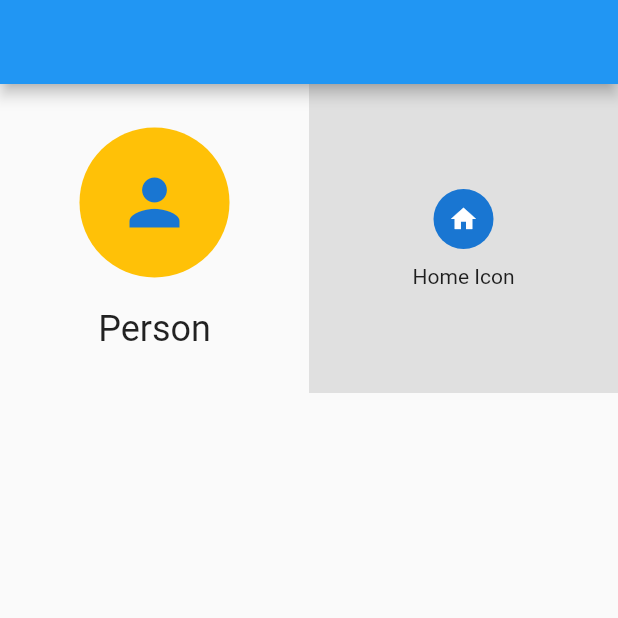
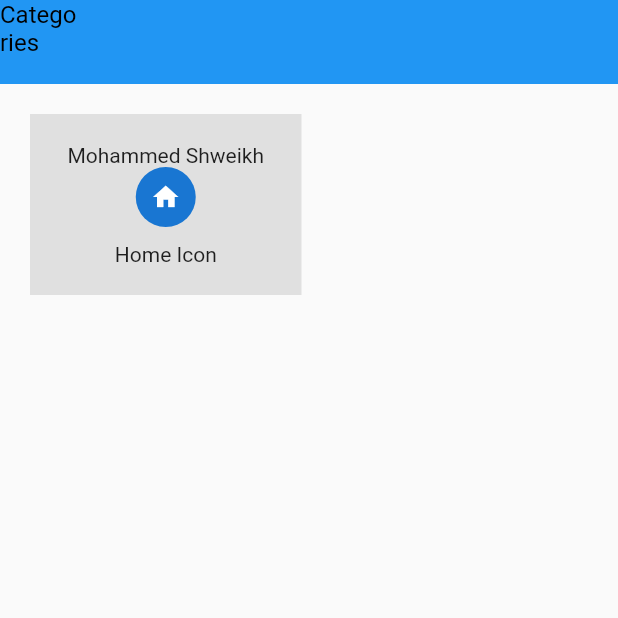
Before and after one commit to ArefkhattabGit/newgit, a Flutter app: the screen it shows after launch, on a phone screen of 412 x 824 dp, the top half of it. Run offline on Flutter 3.47's test engine with Material 2 defaults, Android fonts, the phone set to English and light mode, and no system bars.

Commit message:
Commit Mo SH

```diff
--- /dev/null
+++ b/lib/MoShExample/MoExample.dart
@@ -0,0 +1,10 @@
+import 'package:flutter/material.dart';
+
+class IconWidget extends StatelessWidget {
+  const IconWidget({Key? key}) : super(key: key);
+
+  @override
+  Widget build(BuildContext context) {
+    return Container();
+  }
+}
--- a/lib/home_screen.dart
+++ b/lib/home_screen.dart
@@ -5,6 +5,48 @@ class HomeScreen extends StatelessWidget {
 
   @override
   Widget build(BuildContext context) {
+    return Scaffold(
+      appBar: AppBar(
+        elevation: 0,
+        leading: const Text(
+          "Categories",
+          style: TextStyle(fontSize: 16, color: Colors.black),
+        ),
+
+      ),
+      body: Padding(
+        padding: const EdgeInsets.symmetric(horizontal: 20,vertical: 20),
+        child: GridView.builder(
+          itemCount: 1,
+          gridDelegate: const SliverGridDelegateWithFixedCrossAxisCount(
+              crossAxisCount: 2,
+              crossAxisSpacing: 10,
+              mainAxisSpacing: 10,
+              childAspectRatio: 1.5),
+          itemBuilder: ((context, index) => Container(
+                color: Colors.grey.shade300,
+                child: Column(
+                  crossAxisAlignment: CrossAxisAlignment.center,
+                  mainAxisAlignment: MainAxisAlignment.center,
+                  children: const [
+                    Text('Mohammed Shweikh'),
+                    CircleAvatar(
+                      radius: 20,
+                      child: Icon(
+                        Icons.home,
+                        size: 20,
+                      ),
+                    ),
+                    SizedBox(
+                      height: 10,
+                    ),
+                    Text("Home Icon")
+                  ],
+                ),
+              )),
+        ),
+      ),
+    );
     return  Scaffold(
         appBar: AppBar(),
         body: GridView.count(
--- a/pubspec.yaml
+++ b/pubspec.yaml
@@ -20,7 +20,7 @@ publish_to: 'none' # Remove this line if you wish to publish to pub.dev
 version: 1.0.0+1
 
 environment:
-  sdk: '>=2.18.2 <3.0.0'
+  sdk: '>=2.18.0-271.7.beta <3.0.0'
 
 # Dependencies specify other packages that your package needs in order to work.
 # To automatically upgrade your package dependencies to the latest versions
```
Also changed, not shown: pubspec.lock.
